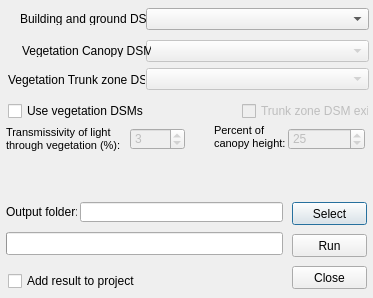
First picture: the form in SkyViewFactorCalculator/svf_calculator_dialog_base.ui, repository UMEP-dev/UMEP, before the edit.
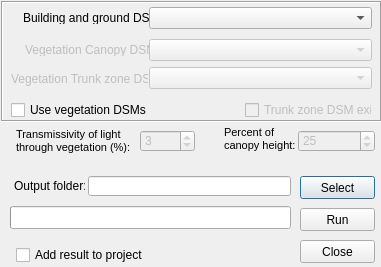
Second picture: the form after the edit.

Commit message: Implemented threads for svf-calculator and fixed a few minor bugs.

What changed in the file:
```diff
--- a/SkyViewFactorCalculator/svf_calculator_dialog_base.ui
+++ b/SkyViewFactorCalculator/svf_calculator_dialog_base.ui
@@ -9,47 +9,21 @@
    <rect>
     <x>0</x>
     <y>0</y>
-    <width>373</width>
-    <height>298</height>
+    <width>381</width>
+    <height>267</height>
    </rect>
   </property>
   <property name="windowTitle">
    <string>Shadow Generator</string>
   </property>
-  <widget class="QLabel" name="label">
-   <property name="geometry">
-    <rect>
-     <x>20</x>
-     <y>12</y>
-     <width>129</width>
-     <height>13</height>
-    </rect>
-   </property>
-   <property name="text">
-    <string>Building and ground DSM:</string>
-   </property>
-  </widget>
-  <widget class="QComboBox" name="comboBox_dsm">
-   <property name="enabled">
-    <bool>true</bool>
-   </property>
-   <property name="geometry">
-    <rect>
-     <x>146</x>
-     <y>8</y>
-     <width>223</width>
-     <height>22</height>
-    </rect>
-   </property>
-  </widget>
   <widget class="QCheckBox" name="checkBoxIntoCanvas">
    <property name="enabled">
     <bool>true</bool>
    </property>
    <property name="geometry">
     <rect>
-     <x>8</x>
-     <y>272</y>
+     <x>16</x>
+     <y>246</y>
      <width>137</width>
      <height>18</height>
     </rect>
@@ -61,8 +35,8 @@
   <widget class="QPushButton" name="pushButtonSave">
    <property name="geometry">
     <rect>
-     <x>292</x>
-     <y>202</y>
+     <x>300</x>
+     <y>176</y>
      <width>75</width>
      <height>23</height>
     </rect>
@@ -74,8 +48,8 @@
   <widget class="QLineEdit" name="textOutput">
    <property name="geometry">
     <rect>
-     <x>80</x>
-     <y>202</y>
+     <x>88</x>
+     <y>176</y>
      <width>203</width>
      <height>20</height>
     </rect>
@@ -84,8 +58,8 @@
   <widget class="QLabel" name="label_4">
    <property name="geometry">
     <rect>
-     <x>6</x>
-     <y>204</y>
+     <x>14</x>
+     <y>178</y>
      <width>71</width>
      <height>16</height>
     </rect>
@@ -94,98 +68,14 @@
     <string>Output folder:</string>
    </property>
   </widget>
-  <widget class="QComboBox" name="comboBox_vegdsm">
-   <property name="enabled">
-    <bool>false</bool>
-   </property>
-   <property name="geometry">
-    <rect>
-     <x>146</x>
-     <y>40</y>
-     <width>223</width>
-     <height>22</height>
-    </rect>
-   </property>
-  </widget>
-  <widget class="QComboBox" name="comboBox_vegdsm2">
-   <property name="enabled">
-    <bool>false</bool>
-   </property>
-   <property name="geometry">
-    <rect>
-     <x>146</x>
-     <y>68</y>
-     <width>223</width>
-     <height>22</height>
-    </rect>
-   </property>
-  </widget>
-  <widget class="QCheckBox" name="checkBoxUseVeg">
-   <property name="enabled">
-    <bool>true</bool>
-   </property>
-   <property name="geometry">
-    <rect>
-     <x>8</x>
-     <y>102</y>
-     <width>137</width>
-     <height>18</height>
-    </rect>
-   </property>
-   <property name="text">
-    <string>Use vegetation DSMs</string>
-   </property>
-  </widget>
-  <widget class="QCheckBox" name="checkBoxTrunkExist">
-   <property name="enabled">
-    <bool>false</bool>
-   </property>
-   <property name="geometry">
-    <rect>
-     <x>242</x>
-     <y>102</y>
-     <width>127</width>
-     <height>18</height>
-    </rect>
-   </property>
-   <property name="text">
-    <string>Trunk zone DSM exist</string>
-   </property>
-  </widget>
-  <widget class="QLabel" name="label_2">
-   <property name="geometry">
-    <rect>
-     <x>22</x>
-     <y>44</y>
-     <width>129</width>
-     <height>13</height>
-    </rect>
-   </property>
-   <property name="text">
-    <string>Vegetation Canopy DSM:</string>
-   </property>
-  </widget>
-  <widget class="QLabel" name="label_3">
-   <property name="geometry">
-    <rect>
-     <x>8</x>
-     <y>72</y>
-     <width>137</width>
-     <height>16</height>
-    </rect>
-   </property>
-   <property name="text">
-    <string>Vegetation Trunk zone DSM:</string>
-   </property>
-  </widget>
   <widget class="QSpinBox" name="spinBoxTrunkHeight">
    <property name="enabled">
     <bool>false</bool>
    </property>
    <property name="geometry">
     <rect>
-     <x>288</x>
-     <y>128</y>
+     <x>298</x>
+     <y>130</y>
      <width>77</width>
      <height>22</height>
     </rect>
@@ -197,9 +87,9 @@
   <widget class="QProgressBar" name="progressBar">
    <property name="geometry">
     <rect>
-     <x>6</x>
-     <y>232</y>
-     <width>277</width>
+     <x>10</x>
+     <y>206</y>
+     <width>281</width>
      <height>23</height>
     </rect>
    </property>
@@ -213,8 +103,8 @@
   <widget class="QLabel" name="label_5">
    <property name="geometry">
     <rect>
-     <x>214</x>
-     <y>124</y>
+     <x>224</x>
+     <y>126</y>
      <width>75</width>
      <height>27</height>
     </rect>
@@ -231,8 +121,8 @@
   <widget class="QLabel" name="label_8">
    <property name="geometry">
     <rect>
-     <x>6</x>
-     <y>126</y>
+     <x>16</x>
+     <y>128</y>
      <width>117</width>
      <height>27</height>
     </rect>
@@ -252,8 +142,8 @@
    </property>
    <property name="geometry">
     <rect>
-     <x>130</x>
-     <y>128</y>
+     <x>140</x>
+     <y>130</y>
      <width>55</width>
      <height>22</height>
     </rect>
@@ -265,8 +155,8 @@
   <widget class="QPushButton" name="runButton">
    <property name="geometry">
     <rect>
-     <x>292</x>
-     <y>234</y>
+     <x>300</x>
+     <y>208</y>
      <width>75</width>
      <height>23</height>
     </rect>
@@ -281,8 +171,8 @@
   <widget class="QPushButton" name="pushButton">
    <property name="geometry">
     <rect>
-     <x>292</x>
-     <y>266</y>
+     <x>300</x>
+     <y>240</y>
      <width>75</width>
      <height>23</height>
     </rect>
@@ -291,6 +181,150 @@
     <string>Close</string>
    </property>
   </widget>
+  <widget class="QFrame" name="frame">
+   <property name="geometry">
+    <rect>
+     <x>1</x>
+     <y>1</y>
+     <width>381</width>
+     <height>121</height>
+    </rect>
+   </property>
+   <property name="frameShape">
+    <enum>QFrame::Box</enum>
+   </property>
+   <property name="frameShadow">
+    <enum>QFrame::Sunken</enum>
+   </property>
+   <widget class="QCheckBox" name="checkBoxTrunkExist">
+    <property name="enabled">
+     <bool>false</bool>
+    </property>
+    <property name="geometry">
+     <rect>
+      <x>244</x>
+      <y>100</y>
+      <width>127</width>
+      <height>18</height>
+     </rect>
+    </property>
+    <property name="text">
+     <string>Trunk zone DSM exist</string>
+    </property>
+   </widget>
+   <widget class="QComboBox" name="comboBox_vegdsm2">
+    <property name="enabled">
+     <bool>false</bool>
+    </property>
+    <property name="geometry">
+     <rect>
+      <x>148</x>
+      <y>66</y>
+      <width>223</width>
+      <height>22</height>
+     </rect>
+    </property>
+   </widget>
+   <widget class="QLabel" name="label">
+    <property name="geometry">
+     <rect>
+      <x>22</x>
+      <y>10</y>
+      <width>129</width>
+      <height>13</height>
+     </rect>
+    </property>
+    <property name="text">
+     <string>Building and ground DSM:</string>
+    </property>
+   </widget>
+   <widget class="QLabel" name="label_2">
+    <property name="enabled">
+     <bool>false</bool>
+    </property>
+    <property name="geometry">
+     <rect>
+      <x>24</x>
+      <y>42</y>
+      <width>129</width>
+      <height>13</height>
+     </rect>
+    </property>
+    <property name="text">
+     <string>Vegetation Canopy DSM:</string>
+    </property>
+   </widget>
+   <widget class="QComboBox" name="comboBox_vegdsm">
+    <property name="enabled">
+     <bool>false</bool>
+    </property>
+    <property name="geometry">
+     <rect>
+      <x>148</x>
+      <y>38</y>
+      <width>223</width>
+      <height>22</height>
+     </rect>
+    </property>
+   </widget>
+   <widget class="QCheckBox" name="checkBoxUseVeg">
+    <property name="enabled">
+     <bool>true</bool>
+    </property>
+    <property name="geometry">
+     <rect>
+      <x>10</x>
+      <y>100</y>
+      <width>137</width>
+      <height>18</height>
+     </rect>
+    </property>
+    <property name="text">
+     <string>Use vegetation DSMs</string>
+    </property>
+   </widget>
+   <widget class="QComboBox" name="comboBox_dsm">
+    <property name="enabled">
+     <bool>true</bool>
+    </property>
+    <property name="geometry">
+     <rect>
+      <x>148</x>
+      <y>6</y>
+      <width>223</width>
+      <height>22</height>
+     </rect>
+    </property>
+   </widget>
+   <widget class="QLabel" name="label_3">
+    <property name="enabled">
+     <bool>false</bool>
+    </property>
+    <property name="geometry">
+     <rect>
+      <x>10</x>
+      <y>70</y>
+      <width>137</width>
+      <height>16</height>
+     </rect>
+    </property>
+    <property name="text">
+     <string>Vegetation Trunk zone DSM:</string>
+    </property>
+   </widget>
+  </widget>
+  <zorder>frame</zorder>
+  <zorder>checkBoxIntoCanvas</zorder>
+  <zorder>pushButtonSave</zorder>
+  <zorder>textOutput</zorder>
+  <zorder>label_4</zorder>
+  <zorder>spinBoxTrunkHeight</zorder>
+  <zorder>progressBar</zorder>
+  <zorder>label_5</zorder>
+  <zorder>label_8</zorder>
+  <zorder>spinBoxTrans</zorder>
+  <zorder>runButton</zorder>
+  <zorder>pushButton</zorder>
  </widget>
  <resources/>
  <connections>
```
Left out of the diff: 2 changed lines with no effect on the pictures. The commit also changes 13 other files.
